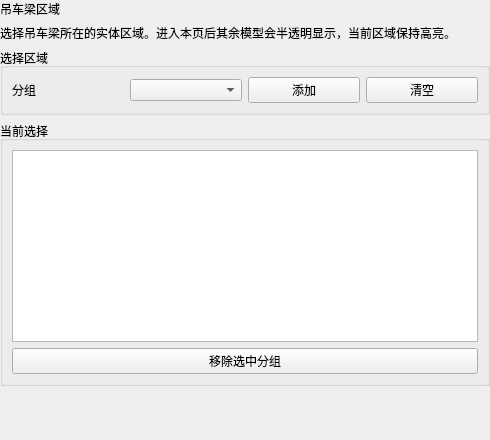
Before: the Qt Designer form plugins/Base_Solver/CaveCraneBeamAreaPage.ui in asd977/base_cae, drawn with Qt 5.
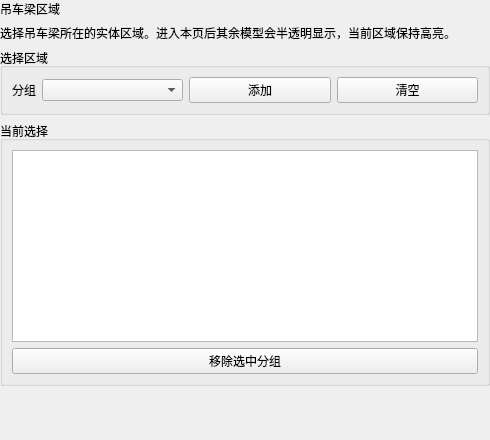
After: the same form once the commit is applied. Custom widgets are drawn as their Qt base class.

```diff
--- a/plugins/Base_Solver/CaveCraneBeamAreaPage.ui
+++ b/plugins/Base_Solver/CaveCraneBeamAreaPage.ui
@@ -27,7 +27,16 @@
     <widget class="QGroupBox" name="pickGroupBox">
      <property name="title"><string>选择区域</string></property>
      <layout class="QGridLayout" name="gridLayout">
-      <item row="0" column="0"><widget class="QLabel" name="groupLabel"><property name="text"><string>分组</string></property></widget></item>
+      <item row="0" column="0"><widget class="QLabel" name="groupLabel">
+ <property name="sizePolicy">
+  <sizepolicy hsizetype="Fixed" vsizetype="Preferred">
+   <horstretch>0</horstretch>
+   <verstretch>0</verstretch>
+  </sizepolicy>
+ </property><property name="text"><string>分组</string></property> <property name="wordWrap">
+  <bool>false</bool>
+ </property>
+</widget></item>
       <item row="0" column="1"><widget class="CustomComboBox" name="groupCombo"/></item>
       <item row="0" column="2"><widget class="QPushButton" name="addGroupButton"><property name="text"><string>添加</string></property></widget></item>
       <item row="0" column="3"><widget class="QPushButton" name="clearButton"><property name="text"><string>清空</string></property></widget></item>
```
